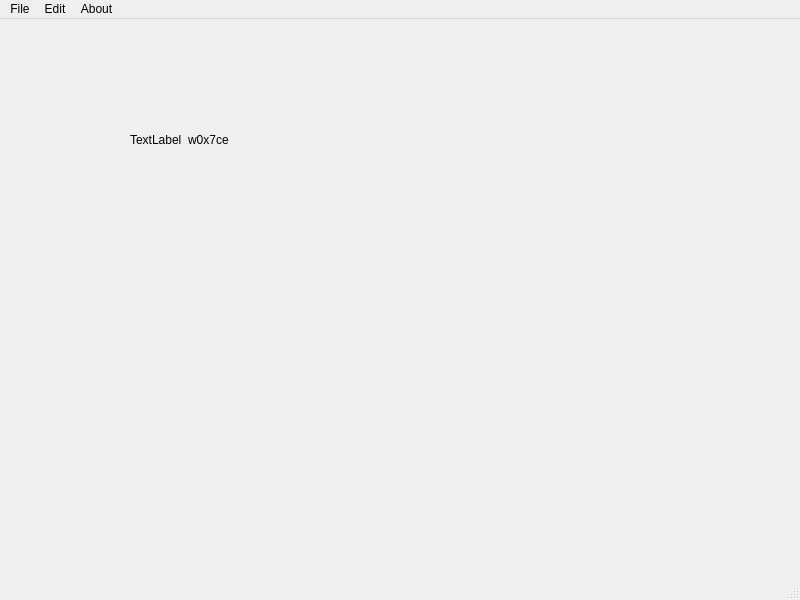
First picture: the form in ui_designer/tools_button.ui, repository tianrking/learn_pyqt5, before the edit.
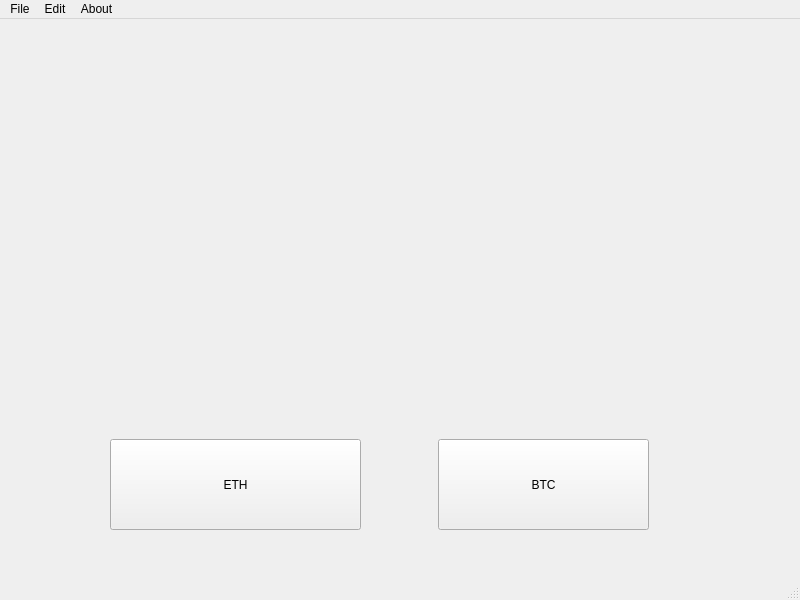
Second picture: the form after the edit. Icons and pictures are not drawn.

The edit to the form file:
```diff
--- a/ui_designer/tools_button.ui
+++ b/ui_designer/tools_button.ui
@@ -20,14 +20,46 @@
    <widget class="QLabel" name="label">
     <property name="geometry">
      <rect>
-      <x>130</x>
-      <y>70</y>
-      <width>181</width>
-      <height>101</height>
+      <x>56</x>
+      <y>50</y>
+      <width>681</width>
+      <height>241</height>
      </rect>
     </property>
     <property name="text">
-     <string>TextLabel  w0x7ce</string>
+     <string/>
+    </property>
+    <property name="pixmap">
+     <pixmap>eth.png</pixmap>
+    </property>
+    <property name="scaledContents">
+     <bool>true</bool>
+    </property>
+   </widget>
+   <widget class="QPushButton" name="ETH">
+    <property name="geometry">
+     <rect>
+      <x>110</x>
+      <y>420</y>
+      <width>251</width>
+      <height>91</height>
+     </rect>
+    </property>
+    <property name="text">
+     <string>ETH</string>
+    </property>
+   </widget>
+   <widget class="QPushButton" name="BTC">
+    <property name="geometry">
+     <rect>
+      <x>438</x>
+      <y>420</y>
+      <width>211</width>
+      <height>91</height>
+     </rect>
+    </property>
+    <property name="text">
+     <string>BTC</string>
     </property>
    </widget>
   </widget>
```
Left out of the diff: 2 changed lines with no effect on the pictures.
